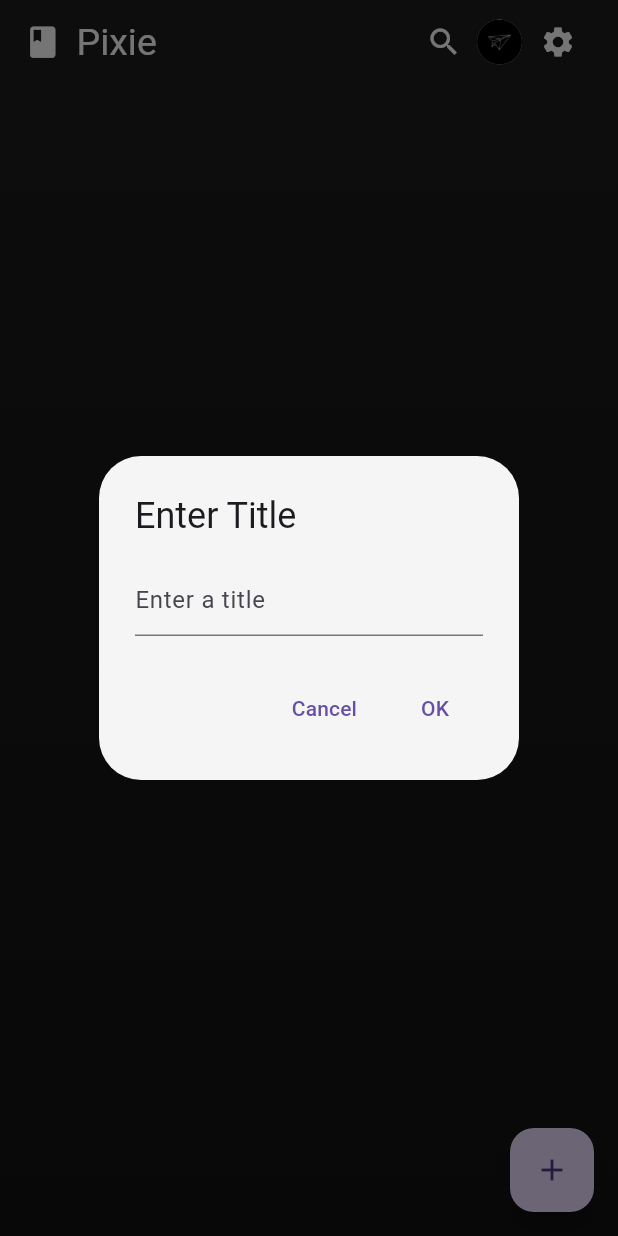
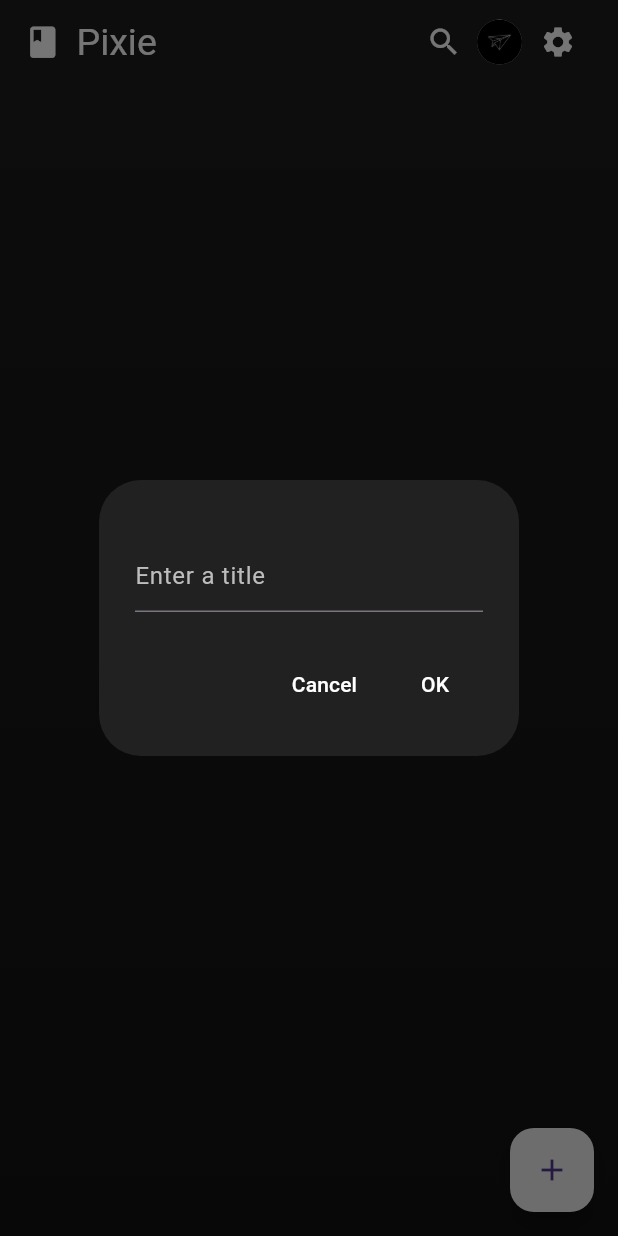
Before and after one commit to FrostyCake47/Pixie, a Flutter app: the Home screen opened by its route, after a tap on the "add" icon, on a phone screen of 412 x 824 dp. Run offline on Flutter 3.47's test engine with Material 3 defaults, Android fonts, the phone set to English and light mode, and no system bars; our stand-ins replace firebase_core, flutter_slidable, flutter_spinkit, hive, hive_flutter; missing offline and left inert: flutter_glow; accounts and stored records are empty.

Commit message:
Pixie 1.1.1

```diff
--- a/lib/pages/entry/entryedit.dart
+++ b/lib/pages/entry/entryedit.dart
@@ -142,9 +142,11 @@ class EntryEditContent extends StatelessWidget {
         onChanged: (value) {
           onContentChanged(value);
         },
-        decoration: const InputDecoration(
+        decoration: InputDecoration(
           contentPadding: EdgeInsets.zero,
-          border: InputBorder.none
+          border: InputBorder.none,
+          hintText: "Dear diary..",
+          hintStyle: TextStyle(color: Colors.grey.shade400)
         ),
         maxLines: null,
         keyboardType: TextInputType.multiline,
--- a/lib/pages/home.dart
+++ b/lib/pages/home.dart
@@ -75,24 +75,32 @@ class _HomeState extends State<Home> {
       context: context,
       builder: (BuildContext context) {
         return AlertDialog(
-          title: const Text('Enter Title'),
+          contentTextStyle: TextStyle(color: Colors.white),
+          backgroundColor: Colors.grey[900],
+          //shape: RoundedRectangleBorder(borderRadius: BorderRadius.circular(10)),
+          title: SizedBox(height: 0,),
+
           content: TextField(
+            style: const TextStyle(color: Colors.white),
             onChanged: (value) {
               newTitle = value;
             },
-            decoration: const InputDecoration(
+            decoration: InputDecoration(
               hintText: 'Enter a title',
-              //fillColor: Color.fromARGB(255, 189, 189, 189),
-
+              hintStyle: TextStyle(color: Colors.grey.shade400)
             ),
           ),
+
+
           actions: <Widget>[
             TextButton(
               onPressed: () {
                 Navigator.of(context).pop();
               },
-              child: const Text('Cancel'),
+              child: Text('Cancel', style: TextStyle(color: Colors.white),),
             ),
+
+
             TextButton(
               onPressed: (){
                 print('User input: $newTitle');
@@ -110,13 +118,11 @@ class _HomeState extends State<Home> {
                 });
                 Navigator.of(context).pop();
               },
-              child: const Text('OK'),
+              child: Text('OK', style: TextStyle(color: Colors.white),),
             ),
           ],
 
-        backgroundColor: Colors.grey[100],
-        //elevation: 0,
-        //shadowColor: Colors.redAccent,
+
         );
       },
     );
@@ -132,7 +138,9 @@ class _HomeState extends State<Home> {
                 _showInputDialog(context);
               });
             },
-            child: const Icon(Icons.add),),
+            child: const Icon(Icons.add),
+            backgroundColor: Colors.grey[200]),
+
     );
   }
 }
```
